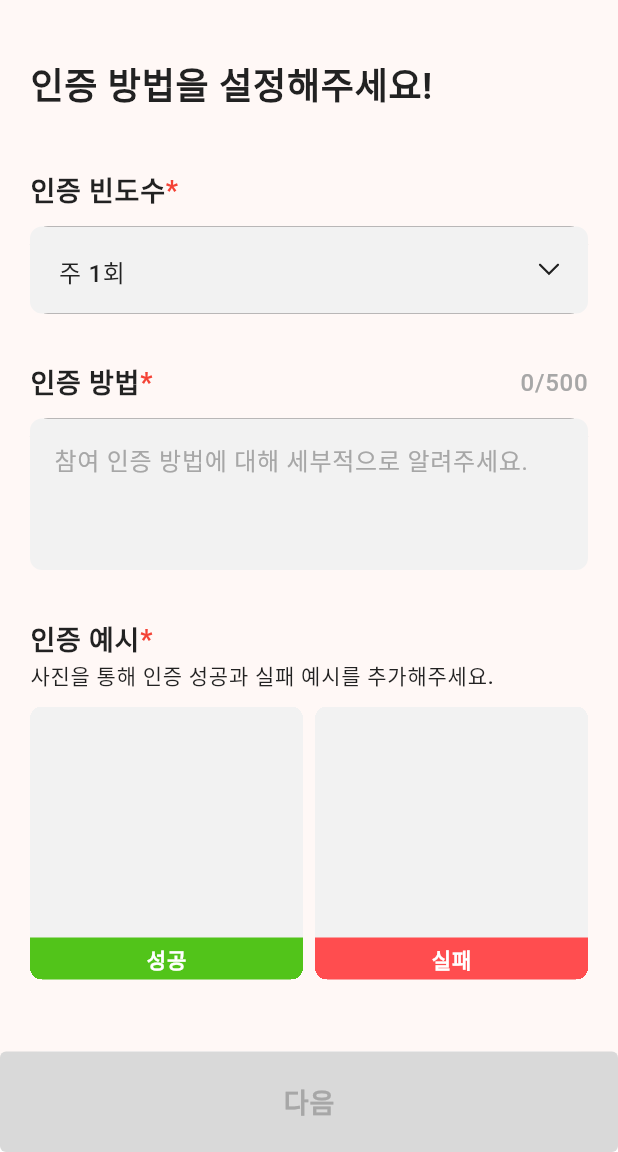
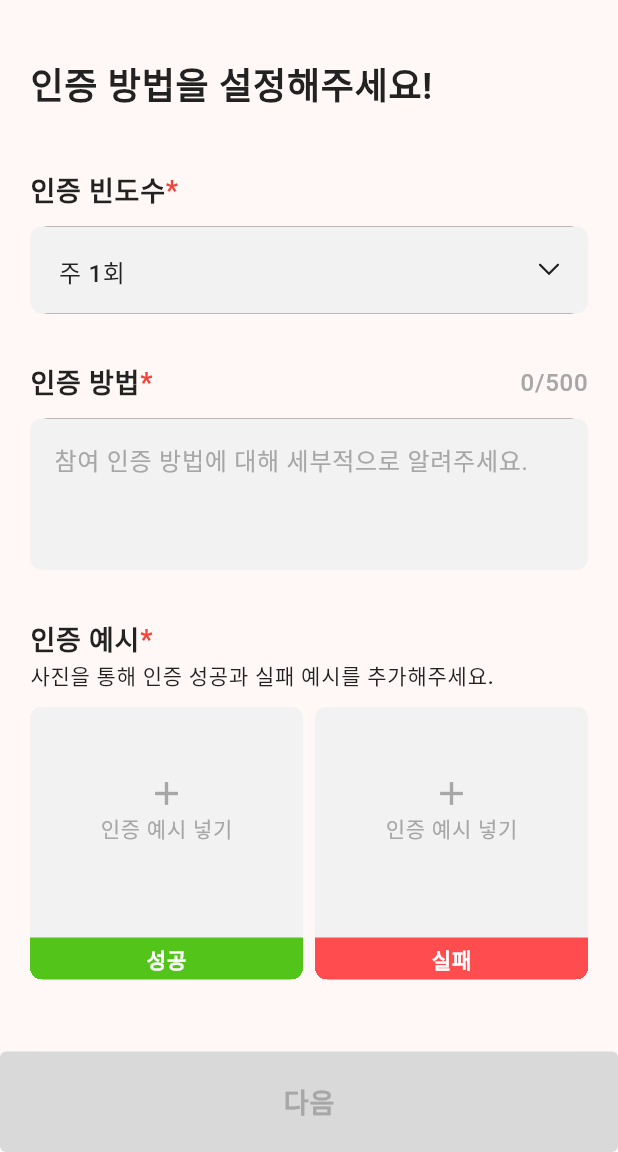
Before and after one commit to team-dodal/dodal_app, a Flutter app: the ChallengeContentScreen screen opened directly with empty values, on a phone screen of 412 x 824 dp, the part 84-1236 px from its top. Run offline on Flutter 3.47's test engine with Material 2 defaults, Android fonts, the phone set to English and light mode, and no system bars; our stand-ins replace dio, equatable, firebase_core, firebase_messaging, flutter_bloc, flutter_dotenv and 11 more; missing offline and left inert: dio_cache_interceptor, kakao_flutter_sdk_user; accounts and stored records are empty; Roboto replaces fonts that are missing (Pretendard).

Commit message:
카테고리 tabBar 구현 중

```diff
--- a/lib/theme/theme_data.dart
+++ b/lib/theme/theme_data.dart
@@ -120,6 +120,18 @@ ThemeData lightTheme = ThemeData(
       disabledForegroundColor: AppColors.systemGrey2,
     ),
   ),
+  tabBarTheme: const TabBarTheme(
+    indicatorSize: TabBarIndicatorSize.tab,
+    indicatorColor: AppColors.systemBlack,
+    labelStyle: TextStyle(fontWeight: FontWeight.bold),
+    unselectedLabelColor: AppColors.systemGrey2,
+    unselectedLabelStyle: TextStyle(fontWeight: FontWeight.normal),
+    labelColor: AppColors.systemBlack,
+    indicator: UnderlineTabIndicator(
+      borderRadius: BorderRadius.zero,
+      borderSide: BorderSide(width: 2),
+    ),
+  ),
   colorScheme: ColorScheme.fromSeed(seedColor: AppColors.orange)
       .copyWith(background: AppColors.bgColor1, primary: AppColors.orange),
 );
--- a/lib/widgets/create_challenge/certificate_image_input.dart
+++ b/lib/widgets/create_challenge/certificate_image_input.dart
@@ -60,7 +60,22 @@ class CertificateImageInput extends StatelessWidget {
                         height: double.infinity,
                       );
                     }
-                    return const SizedBox();
+                    return Column(
+                      children: [
+                        const SizedBox(height: 45),
+                        const Icon(
+                          Icons.add,
+                          size: 26,
+                          color: AppColors.systemGrey2,
+                        ),
+                        Text(
+                          '인증 예시 넣기',
+                          style: Typo(context)
+                              .body4()!
+                              .copyWith(color: AppColors.systemGrey2),
+                        ),
+                      ],
+                    );
                   },
                 ),
               ),
```
Also changed, not shown: lib/screens/challenge_list/main.dart (added, +69 -0 lines), lib/widgets/challenge_list/category_tab_bar.dart (added, +80 -0 lines), lib/widgets/common/image_bottom_sheet.dart (+7 -1 lines), lib/widgets/home/category_select.dart (+13 -3 lines).
